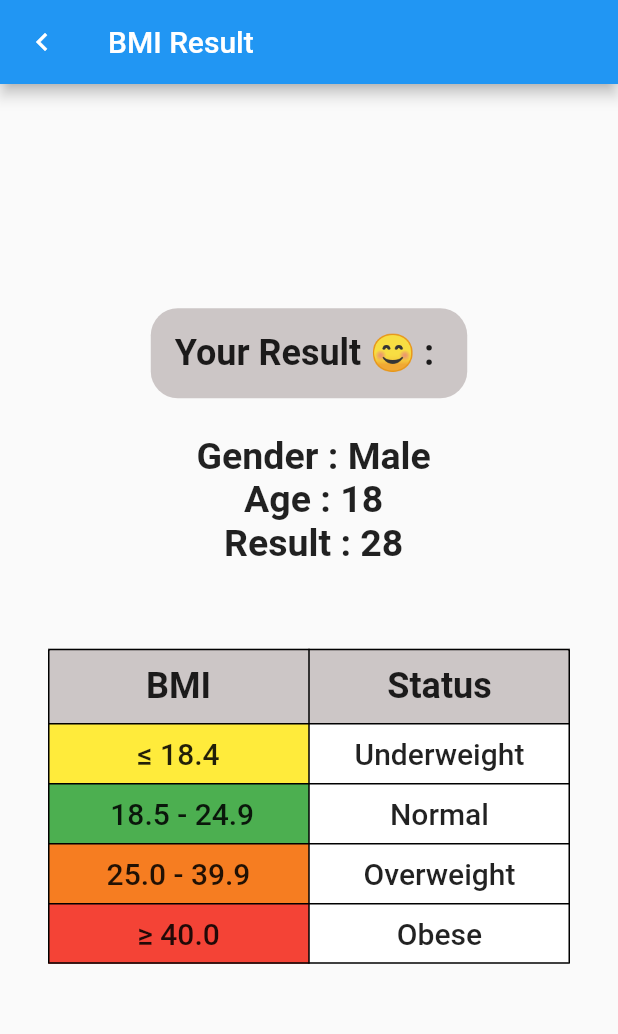
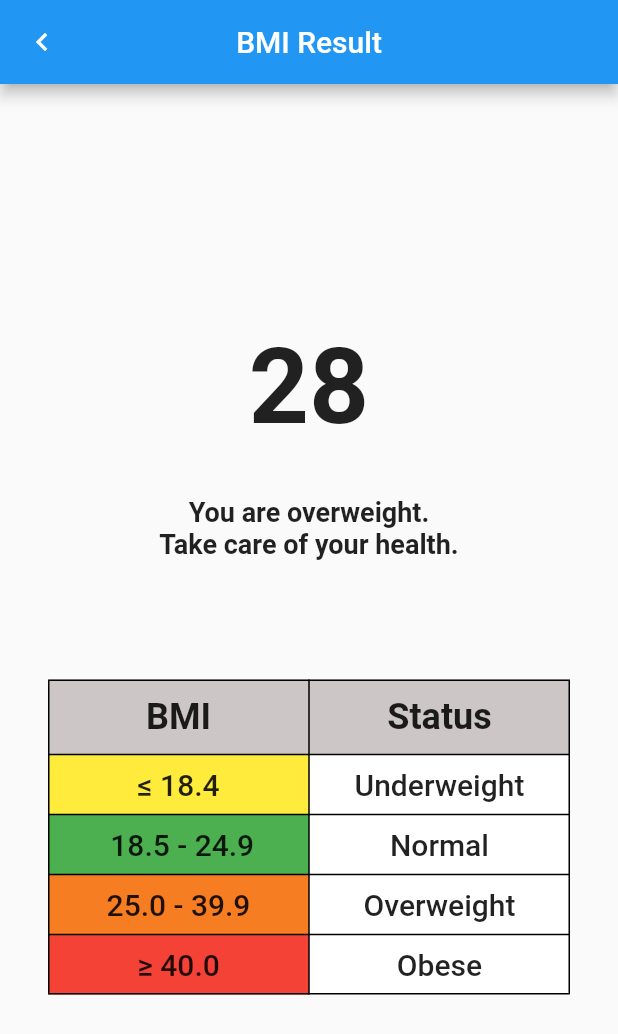
Before and after one commit to Mohammed-Hasaballah/BMI_Calc, a Flutter app: the screen it shows after launch, after a tap on "Calculate", on a phone screen of 412 x 824 dp. Shown: the top 1034 px of the screen. Run offline on Flutter 3.47's test engine with Material 2 defaults, Android fonts, the phone set to English and light mode, and no system bars.

Commit message:
refactoring commit

```diff
--- a/lib/main.dart
+++ b/lib/main.dart
@@ -12,9 +12,10 @@ class MyApp extends StatelessWidget {
   // This widget is the root of your application.
   @override
   Widget build(BuildContext context) {
-    return const MaterialApp(
+    return MaterialApp(
       debugShowCheckedModeBanner: false,
-      home: BmiScreen(),
+      theme: ThemeData.light(),
+      home: const BmiScreen(),
     );
   }
 }
--- a/lib/modules/bmi_result/result_screen.dart
+++ b/lib/modules/bmi_result/result_screen.dart
@@ -16,7 +16,10 @@ class BMIResultScreen extends StatelessWidget {
   Widget build(BuildContext context) {
     return Scaffold(
       appBar: AppBar(
-        title: const Text('BMI Result'),
+        centerTitle: true,
+        title: const Text(
+          ' BMI Result ',
+        ),
         leading: IconButton(
           onPressed: () {
             Navigator.pop(context);
@@ -28,47 +31,27 @@ class BMIResultScreen extends StatelessWidget {
         child: Column(
           mainAxisAlignment: MainAxisAlignment.center,
           children: [
-            Container(
-              padding: const EdgeInsets.symmetric(vertical: 16, horizontal: 16),
-              decoration: BoxDecoration(
-                borderRadius: BorderRadius.circular(18),
-                color: const Color.fromARGB(255, 204, 198, 198),
+            const SizedBox(
+              height: 32,
+            ),
+            Text(
+              '$result',
+              style: const TextStyle(
+                fontSize: 70.0,
+                fontWeight: FontWeight.bold,
               ),
-              child: const Text(
-                'Your Result \u{1F60A} : ',
-                style: TextStyle(
-                  fontSize: 24,
-                  fontWeight: FontWeight.bold,
-
-                ),
+            ),
+            Padding(
+              padding: const EdgeInsets.all(32.0),
+              child: Text(
+                resultHandle(),
+                style:
+                    const TextStyle(fontSize: 18, fontWeight: FontWeight.bold),
+                textAlign: TextAlign.center,
               ),
             ),
             const SizedBox(
-              height: 24,
-            ),
-            Text(
-              ' Gender : ${isMale ? 'Male' : 'Female'}',
-              style: const TextStyle(
-                fontSize: 25.0,
-                fontWeight: FontWeight.bold,
-              ),
-            ),
-            Text(
-              ' Age : $age',
-              style: const TextStyle(
-                fontSize: 25.0,
-                fontWeight: FontWeight.bold,
-              ),
-            ),
-            Text(
-              ' Result : $result',
-              style: const TextStyle(
-                fontSize: 25.0,
-                fontWeight: FontWeight.bold,
-              ),
-            ),
-            const SizedBox(
-              height: 24,
+              height: 16,
             ),
             Padding(
               padding: const EdgeInsets.all(32.0),
@@ -253,4 +236,17 @@ class BMIResultScreen extends StatelessWidget {
       ),
     );
   }
+
+  String resultHandle() {
+    if (result >= 18.5 && result <= 24.9) {
+      return 'You have a normal BMI.';
+    }
+    if (result >= 25.0 && result <= 39.9) {
+      return 'You are overweight.\nTake care of your health.';
+    }
+    if (result >= 40.0) {
+      return 'You are obese.\nPlease consult a healthcare professional.';
+    }
+    return 'You are underweight.\nConsider gaining some weight for better health.';
+  }
 }
```
